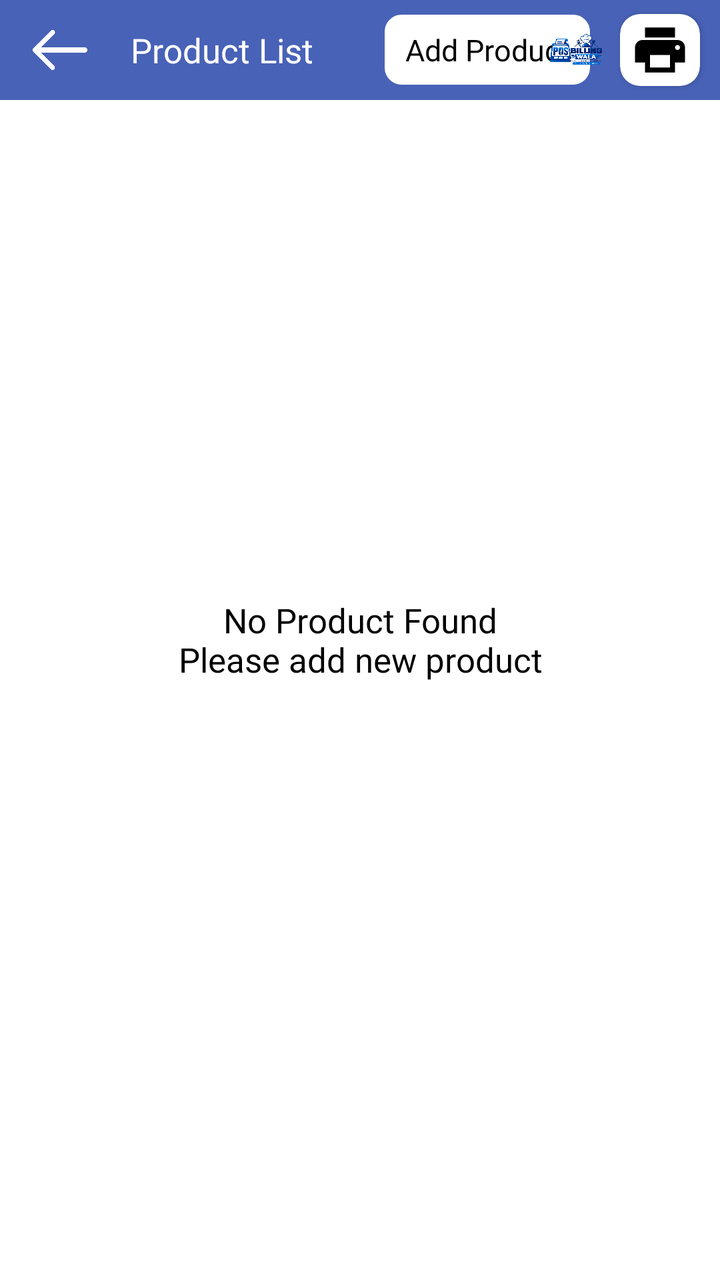
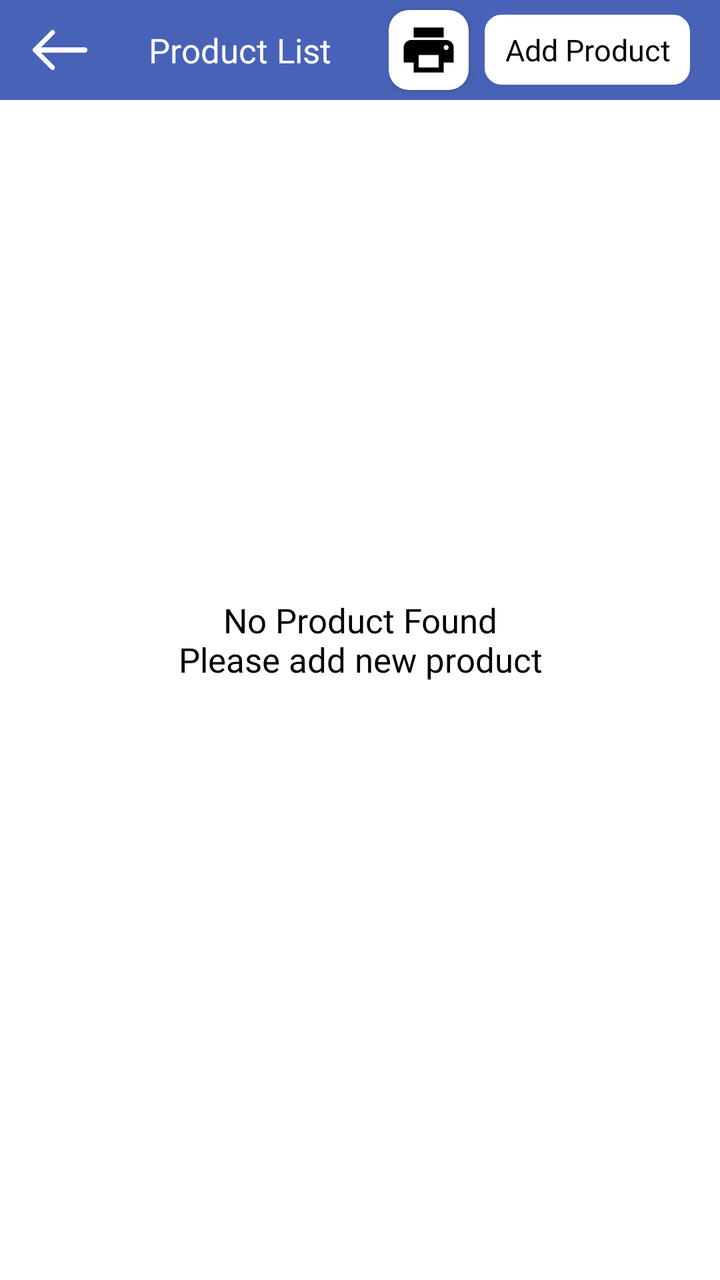

Before-and-after screenshots of an Android layout around one commit, followed by the original layout XML and the change that was made.
<!-- AndroidManifest.xml: application theme AppTheme -->
<!-- res/layout/fragment_product_master.xml -->
<?xml version="1.0" encoding="utf-8"?>
<RelativeLayout xmlns:android="http://schemas.android.com/apk/res/android"
    xmlns:app="http://schemas.android.com/apk/res-auto"
    xmlns:tools="http://schemas.android.com/tools"
    android:layout_width="match_parent"
    android:layout_height="match_parent"
    tools:context=".Fragment.ProductMaster">

    <com.google.android.material.appbar.AppBarLayout
        android:id="@+id/appBarLayout"
        android:layout_width="match_parent"
        android:layout_height="50dp"
        android:layout_alignParentTop="true">

        <RelativeLayout
            android:layout_width="match_parent"
            android:layout_height="match_parent">

            <ImageView
                android:id="@+id/backToHome"
                android:layout_width="30dp"
                android:layout_height="30dp"
                android:layout_alignParentStart="true"
                android:layout_centerInParent="true"
                android:layout_gravity="center"
                android:layout_marginStart="15dp"
                android:src="@drawable/back"
                app:tint="@color/white" />

            <androidx.appcompat.widget.AppCompatTextView
                android:layout_width="wrap_content"
                android:layout_height="wrap_content"
                android:layout_centerInParent="true"
                android:layout_gravity="center"
                android:layout_marginStart="15dp"
                android:layout_toEndOf="@+id/backToHome"
                android:fontFamily="@font/poppinsmedium"
                android:gravity="center"
                android:paddingStart="5dp"
                android:paddingEnd="5dp"
                android:text="@string/ui_product_list"
                android:textColor="@color/white"
                android:textSize="17dp" />

            <TextView
                android:id="@+id/addProduct"
                android:layout_width="wrap_content"
                android:layout_height="35dp"
                android:layout_centerInParent="true"
                android:layout_marginEnd="15dp"
                android:layout_toStartOf="@+id/printProductCardView"
                android:background="@drawable/button_rounded_border"
                android:backgroundTint="@color/white"
                android:fontFamily="@font/poppinsregular"
                android:gravity="center"
                android:paddingStart="10dp"
                android:paddingEnd="10dp"
                android:text="@string/ui_add_product"
                android:textColor="@color/black"
                android:textSize="15dp" />

            <androidx.cardview.widget.CardView
                android:id="@+id/printProductCardView"
                android:layout_width="40dp"
                android:layout_height="40dp"
                android:layout_alignParentEnd="true"
                android:layout_centerInParent="true"
                android:layout_marginTop="7dp"
                android:layout_marginEnd="10dp"
                android:layout_marginBottom="7dp"
                app:cardCornerRadius="10dp">

                <ImageView
                    android:id="@+id/printProduct"
                    android:layout_width="30dp"
                    android:layout_height="30dp"
                    android:layout_gravity="center"
                    android:src="@drawable/baseline_print_24" />

            </androidx.cardview.widget.CardView>
            <ImageView
                android:id="@+id/appBrandLogo"
                android:layout_width="28dp"
                android:layout_height="28dp"
                android:layout_centerVertical="true"
                android:layout_marginEnd="8dp"
                android:layout_toStartOf="@+id/printProductCardView"
                android:contentDescription="@string/app_name"
                android:scaleType="fitCenter"
                android:src="@drawable/app_logo" />

        </RelativeLayout>

    </com.google.android.material.appbar.AppBarLayout>

    <LinearLayout
        android:id="@+id/linearLayout"
        android:layout_width="match_parent"
        android:layout_height="wrap_content"
        android:layout_below="@+id/appBarLayout"
        android:orientation="vertical"
        android:visibility="gone">

        <LinearLayout
            android:id="@+id/searchLayout"
            android:layout_width="match_parent"
            android:layout_height="45dp"
            android:layout_marginStart="10dp"
            android:layout_marginTop="20dp"
            android:layout_marginEnd="10dp"
            android:background="@drawable/button_rounded_border"
            android:orientation="horizontal">

            <com.google.android.material.textfield.TextInputEditText
                android:id="@+id/searchProduct"
                android:layout_width="0dp"
                android:layout_height="40dp"
                android:layout_gravity="center"
                android:layout_marginStart="10dp"
                android:layout_marginEnd="10dp"
                android:layout_weight="1"
                android:background="@null"
                android:fontFamily="@font/poppinsregular"
                android:hint="@string/ui_search_product_by_name_category_or_produ"
                android:paddingStart="10dp"
                android:paddingEnd="10dp"
                android:singleLine="true"
                android:textColor="@color/black"
                android:textSize="14dp" />

            <ImageView
                android:id="@+id/voiceSearchProduct"
                android:layout_width="35dp"
                android:layout_height="35dp"
                android:layout_gravity="center"
                android:layout_marginEnd="10dp"
                android:src="@drawable/baseline_mic_24"
                app:tint="@color/black" />

        </LinearLayout>

        <androidx.recyclerview.widget.RecyclerView
            android:id="@+id/productRecyclerView"
            android:layout_width="match_parent"
            android:layout_height="wrap_content"
            android:layout_marginTop="10dp"
            android:padding="5dp" />

    </LinearLayout>

    <TextView
        android:id="@+id/noDataFound"
        android:layout_width="wrap_content"
        android:layout_height="wrap_content"
        android:layout_centerInParent="true"
        android:fontFamily="@font/poppinsmedium"
        android:gravity="center"
        android:paddingStart="10dp"
        android:paddingEnd="10dp"
        android:text="@string/ui_no_product_found_please_add_new_product"
        android:textColor="@color/black"
        android:textSize="17dp" />

</RelativeLayout>
<!-- resources referenced by this layout -->
<resources>
  <color name="black">#000</color>
  <color name="white">#fff</color>
  <!-- drawable app_logo: png bitmap (drawable, 586552 bytes) -->
  <!-- drawable back: png bitmap (drawable, 3507 bytes) -->
  <!-- drawable baseline_mic_24 (drawable) -->
  <vector xmlns:android="http://schemas.android.com/apk/res/android"
      android:width="24dp"
      android:height="24dp"
      android:tint="#000000"
      android:viewportWidth="24"
      android:viewportHeight="24">
      <path
          android:fillColor="@android:color/white"
          android:pathData="M12,14c1.66,0 2.99,-1.34 2.99,-3L15,5c0,-1.66 -1.34,-3 -3,-3S9,3.34 9,5v6c0,1.66 1.34,3 3,3zM17.3,11c0,3 -2.54,5.1 -5.3,5.1S6.7,14 6.7,11L5,11c0,3.41 2.72,6.23 6,6.72L11,21h2v-3.28c3.28,-0.48 6,-3.3 6,-6.72h-1.7z" />
  </vector>
  <!-- drawable baseline_print_24 (drawable) -->
  <vector xmlns:android="http://schemas.android.com/apk/res/android"
      android:width="24dp"
      android:height="24dp"
      android:tint="#000000"
      android:viewportWidth="24"
      android:viewportHeight="24">
      <path
          android:fillColor="@android:color/white"
          android:pathData="M19,8L5,8c-1.66,0 -3,1.34 -3,3v6h4v4h12v-4h4v-6c0,-1.66 -1.34,-3 -3,-3zM16,19L8,19v-5h8v5zM19,12c-0.55,0 -1,-0.45 -1,-1s0.45,-1 1,-1 1,0.45 1,1 -0.45,1 -1,1zM18,3L6,3v4h12L18,3z" />
  </vector>
  <!-- drawable button_rounded_border (drawable) -->
  <?xml version="1.0" encoding="utf-8"?>
  <shape xmlns:android="http://schemas.android.com/apk/res/android">
      <stroke
          android:width="1dp"
          android:color="@color/light_black" />
  
      <corners android:radius="8dp" />
  
  </shape>
  <string name="app_name">Billingwala</string>
  <string name="ui_add_product">Add Product</string>
  <string name="ui_no_product_found_please_add_new_product">No Product Found\nPlease add new product</string>
  <string name="ui_product_list">Product List</string>
  <string name="ui_search_product_by_name_category_or_produ">search product by name, category or product code</string>
  <style name="AppTheme" parent="Theme.MaterialComponents.Light.NoActionBar">
          
          <item name="colorPrimary">@color/colorPrimary</item>
          <item name="colorPrimaryDark">@color/colorPrimary</item>
          <item name="colorAccent">@color/colorAccent</item>
          <item name="android:windowIsTranslucent">true</item>
          <item name="windowNoTitle">true</item>
          <item name="windowActionBar">false</item>
  
      </style>
  <color name="light_black">#4a4a4a</color>
  <color name="colorPrimary">#4862b7</color>
  <color name="colorAccent">#000</color>
</resources>

<!-- the commit's change to res/layout/fragment_product_master.xml (unified diff, before → after) -->
@@ -21,18 +21,58 @@
                 android:layout_width="30dp"
                 android:layout_height="30dp"
                 android:layout_alignParentStart="true"
-                android:layout_centerInParent="true"
-                android:layout_gravity="center"
+                android:layout_centerVertical="true"
                 android:layout_marginStart="15dp"
                 android:src="@drawable/back"
                 app:tint="@color/white" />
 
+            <LinearLayout
+                android:id="@+id/toolbarActions"
+                android:layout_width="wrap_content"
+                android:layout_height="match_parent"
+                android:layout_alignParentEnd="true"
+                android:layout_centerVertical="true"
+                android:gravity="center_vertical|end"
+                android:orientation="horizontal">
+
+                <androidx.cardview.widget.CardView
+                    android:id="@+id/printProductCardView"
+                    android:layout_width="40dp"
+                    android:layout_height="40dp"
+                    android:layout_marginEnd="8dp"
+                    app:cardCornerRadius="10dp">
+
+                    <ImageView
+                        android:id="@+id/printProduct"
+                        android:layout_width="30dp"
+                        android:layout_height="30dp"
+                        android:layout_gravity="center"
+                        android:src="@drawable/baseline_print_24" />
+
+                </androidx.cardview.widget.CardView>
+
+                <TextView
+                    android:id="@+id/addProduct"
+                    android:layout_width="wrap_content"
+                    android:layout_height="35dp"
+                    android:layout_marginEnd="15dp"
+                    android:background="@drawable/button_rounded_border"
+                    android:backgroundTint="@color/white"
+                    android:fontFamily="@font/poppinsregular"
+                    android:gravity="center"
+                    android:paddingStart="10dp"
+                    android:paddingEnd="10dp"
+                    android:text="@string/ui_add_product"
+                    android:textColor="@color/black"
+                    android:textSize="15dp" />
+
+            </LinearLayout>
+
             <androidx.appcompat.widget.AppCompatTextView
-                android:layout_width="wrap_content"
+                android:layout_width="match_parent"
                 android:layout_height="wrap_content"
-                android:layout_centerInParent="true"
-                android:layout_gravity="center"
-                android:layout_marginStart="15dp"
+                android:layout_centerVertical="true"
+                android:layout_toStartOf="@+id/toolbarActions"
                 android:layout_toEndOf="@+id/backToHome"
                 android:fontFamily="@font/poppinsmedium"
                 android:gravity="center"
@@ -41,55 +81,7 @@
                 android:text="@string/ui_product_list"
                 android:textColor="@color/white"
                 android:textSize="17dp" />
-
-            <TextView
-                android:id="@+id/addProduct"
-                android:layout_width="wrap_content"
-                android:layout_height="35dp"
-                android:layout_centerInParent="true"
-                android:layout_marginEnd="15dp"
-                android:layout_toStartOf="@+id/printProductCardView"
-                android:background="@drawable/button_rounded_border"
-                android:backgroundTint="@color/white"
-                android:fontFamily="@font/poppinsregular"
-                android:gravity="center"
-                android:paddingStart="10dp"
-                android:paddingEnd="10dp"
-                android:text="@string/ui_add_product"
-                android:textColor="@color/black"
-                android:textSize="15dp" />
-
-            <androidx.cardview.widget.CardView
-                android:id="@+id/printProductCardView"
-                android:layout_width="40dp"
-                android:layout_height="40dp"
-                android:layout_alignParentEnd="true"
-                android:layout_centerInParent="true"
-                android:layout_marginTop="7dp"
-                android:layout_marginEnd="10dp"
-                android:layout_marginBottom="7dp"
-                app:cardCornerRadius="10dp">
-
-                <ImageView
-                    android:id="@+id/printProduct"
-                    android:layout_width="30dp"
-                    android:layout_height="30dp"
-                    android:layout_gravity="center"
-                    android:src="@drawable/baseline_print_24" />
-
-            </androidx.cardview.widget.CardView>
-            <ImageView
-                android:id="@+id/appBrandLogo"
-                android:layout_width="28dp"
-                android:layout_height="28dp"
-                android:layout_centerVertical="true"
-                android:layout_marginEnd="8dp"
-                android:layout_toStartOf="@+id/printProductCardView"
-                android:contentDescription="@string/app_name"
-                android:scaleType="fitCenter"
-                android:src="@drawable/app_logo" />
-
-        </RelativeLayout>
+</RelativeLayout>
 
     </com.google.android.material.appbar.AppBarLayout>
 
<!-- resource entries referenced after the edit -->
@@ -2,7 +2,6 @@
 <resources>
   <color name="black">#000</color>
   <color name="white">#fff</color>
-  <!-- drawable app_logo: png bitmap (drawable, 586552 bytes) -->
   <!-- drawable back: png bitmap (drawable, 3507 bytes) -->
   <!-- drawable baseline_mic_24 (drawable) -->
   <vector xmlns:android="http://schemas.android.com/apk/res/android"
@@ -36,7 +35,6 @@
       <corners android:radius="8dp" />
   
   </shape>
-  <string name="app_name">Billingwala</string>
   <string name="ui_add_product">Add Product</string>
   <string name="ui_no_product_found_please_add_new_product">No Product Found\nPlease add new product</string>
   <string name="ui_product_list">Product List</string>
